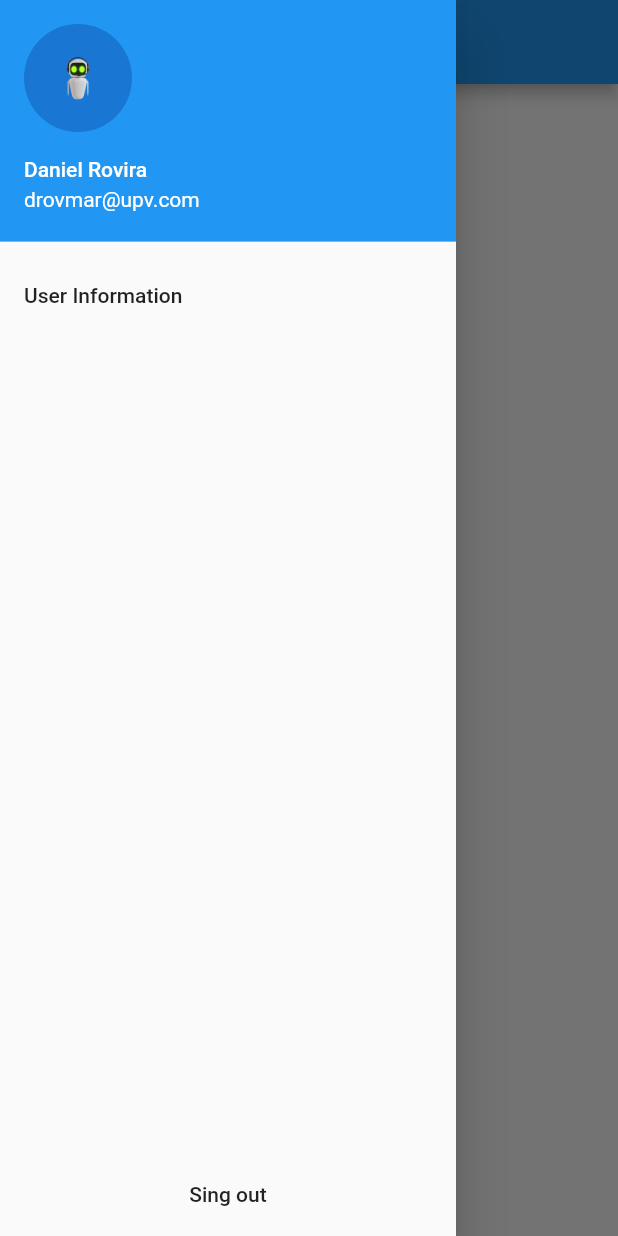
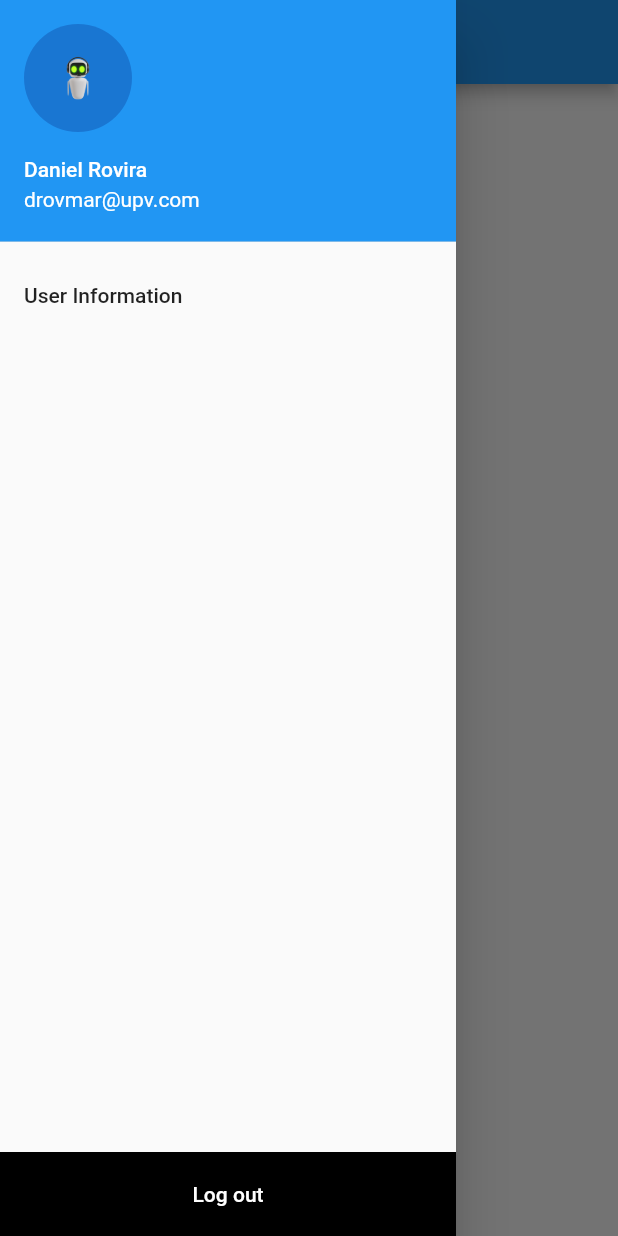
Before and after one commit to pardalaco/proyecto-final-ipc, a Flutter app: the ProductsPage screen opened directly with empty values, with the side drawer open, on a phone screen of 412 x 824 dp. Run offline on Flutter 3.47's test engine with Material 2 defaults, Android fonts, the phone set to English and light mode, and no system bars.

Commit message:
Drawer logout

```diff
--- a/lib/views/products_list_view.dart
+++ b/lib/views/products_list_view.dart
@@ -33,12 +33,21 @@ class _ProductsPageState extends State<ProductsPage> {
               onTap: () {},
             ),
             const Spacer(),
-            ListTile(
-              title: const Center(
-                child: Text('Sing out'),
+            Container(
+              color: Colors.black,
+              child: ListTile(
+                title: const Center(
+                  child: Text(
+                    'Log out',
+                    style: TextStyle(color: Colors.white),
+                  ),
+                ),
+                onTap: () {
+                  Navigator.popUntil(
+                      context, ModalRoute.withName(Navigator.defaultRouteName));
+                },
               ),
-              onTap: () {},
-            )
+            ),
           ],
         ),
       ),
```
